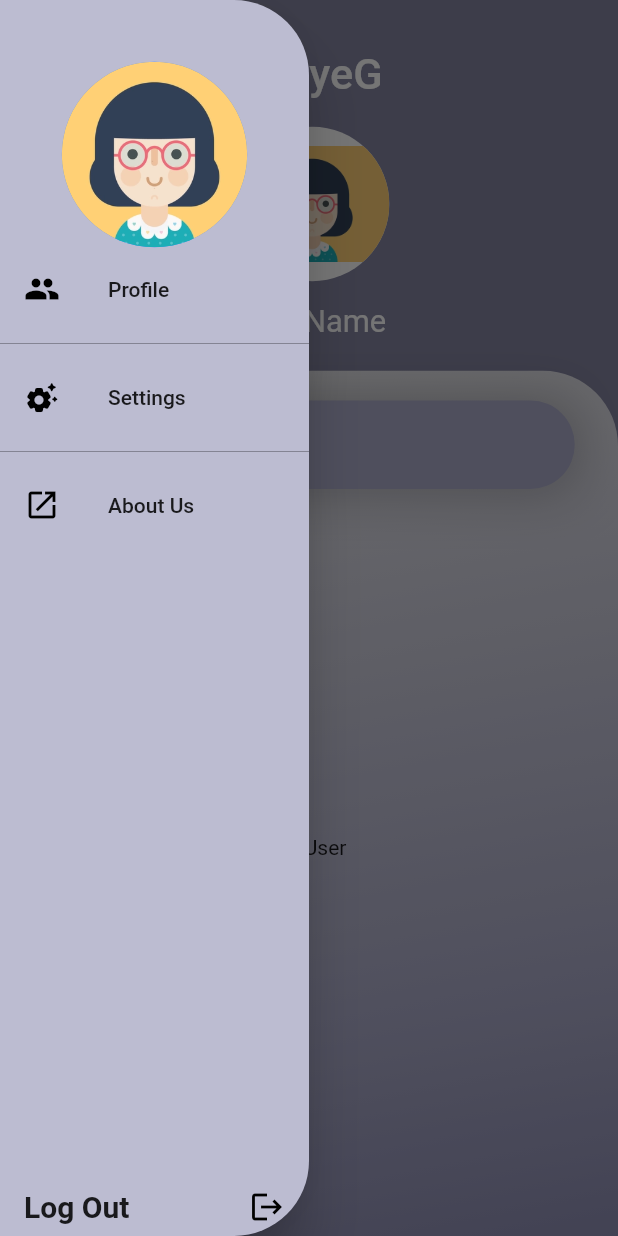
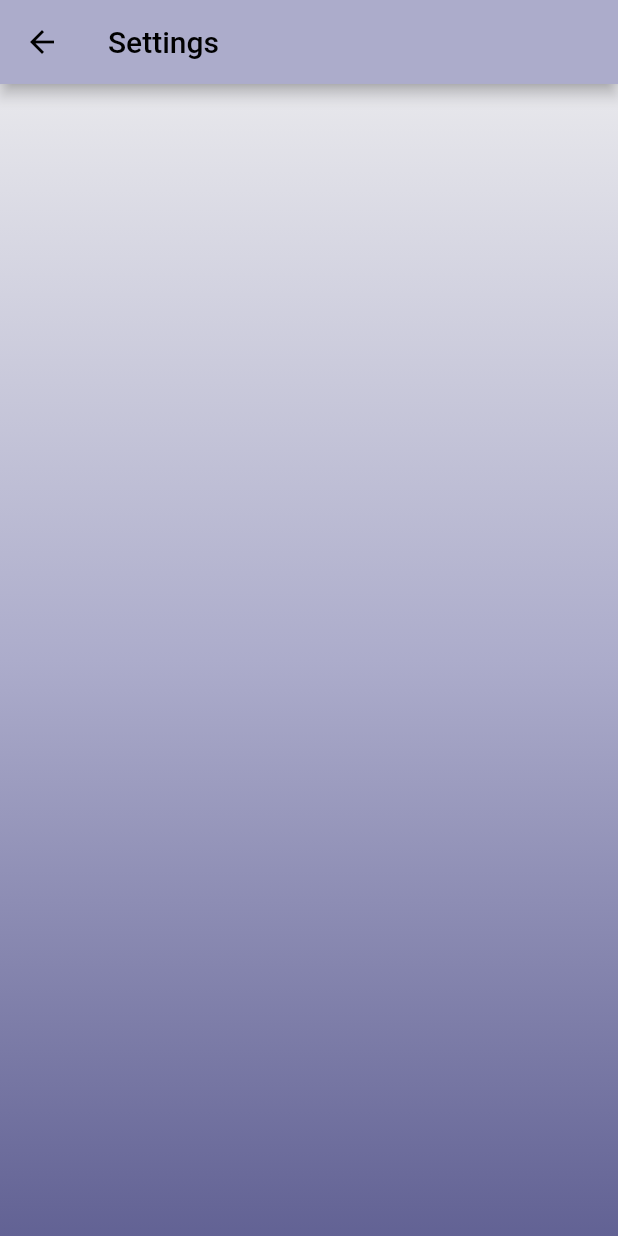
Before and after one commit to yukthi14/BoliyeG-1, a Flutter app: the screen it shows after launch, after a tap on the "menu" icon, after a tap on "Settings", on a phone screen of 412 x 824 dp. Run offline on Flutter 3.47's test engine with Material 2 defaults, Android fonts, the phone set to English and light mode, and no system bars; our stand-ins replace audioplayers, cached_network_image, firebase_core, firebase_database, firebase_messaging, flutter_native_image and 4 more; missing offline and left inert: encrypt; accounts and stored records are empty.

```diff
--- a/lib/constant/strings.dart
+++ b/lib/constant/strings.dart
@@ -11,8 +11,11 @@ class Strings {
   static const String privateMsg = 'PrivateMessage';
   static const String profile = 'Profile';
   static const String aboutUs = 'About Us';
+  static const String link = 'https://selfieera.com/#about';
+  static const String setPassword = 'Set Password';
   static const String logOut = 'Log Out';
   static const String setting = 'Settings';
+  static const String personalDetail = 'Personal Details';
   static const String timeStamp = 'TimeStamp';
   static const String content = 'content';
   static const String isSender = 'isSender';
--- a/lib/screens/chating_screen.dart
+++ b/lib/screens/chating_screen.dart
@@ -142,7 +142,10 @@ class _ChattingScreenState extends State<ChattingScreen>
                               duration: const Duration(milliseconds: 300),
                               alignment: Alignment.center,
                               type: PageTransitionType.rotate,
-                              child: const PrivateChat()));
+                              child: PrivateChat(
+                                msgToken: widget.msgToken,
+                                revMsgToken: widget.revMsgToken,
+                              )));
                     },
                     icon: Icon(
                       Icons.lock_outline_rounded,
--- a/lib/screens/homepage.dart
+++ b/lib/screens/homepage.dart
@@ -1,9 +1,11 @@
 import 'package:boliye_g/constant/color.dart';
 import 'package:boliye_g/dataBase/is_internet_connected.dart';
 import 'package:boliye_g/screens/profile_page.dart';
+import 'package:boliye_g/screens/setting_page.dart';
 import 'package:firebase_database/firebase_database.dart';
 import 'package:flutter/material.dart';
 import 'package:page_transition/page_transition.dart';
+import 'package:url_launcher/url_launcher.dart';
 
 import '../constant/sizer.dart';
 import '../constant/strings.dart';
@@ -22,6 +24,7 @@ class _HomePageState extends State<HomePage> {
   final ref = FirebaseDatabase.instance.ref('users');
   List userName = [];
   List userKey = [];
+
   @override
   void initState() {
     setState(() {
@@ -52,6 +55,23 @@ class _HomePageState extends State<HomePage> {
     });
     await Future.delayed(const Duration(milliseconds: 300));
   }
+
+  final Uri _url = Uri.parse(Strings.link);
+
+  Future<void> _launchUrl() async {
+    if (!await launchUrl(_url)) {
+      throw Exception('Could not launch $_url');
+    }
+  }
+
+  // _launcherUrl() async {
+  //   var url = Uri.parse(Strings.link);
+  //   if (await canLaunchUrl(url)) {
+  //     await launchUrl(url);
+  //   } else {
+  //     throw "NO url";
+  //   }
+  // }
 
   @override
   Widget build(BuildContext context) {
@@ -109,6 +129,12 @@ class _HomePageState extends State<HomePage> {
                 ),
                 title: const Text(Strings.setting),
                 onTap: () {
+                  Navigator.push(
+                      context,
+                      PageTransition(
+                          duration: const Duration(milliseconds: 300),
+                          type: PageTransitionType.rightToLeft,
+                          child: const SettingPage()));
                   // Navigator.pop(context);
                 },
               ),
@@ -122,7 +148,9 @@ class _HomePageState extends State<HomePage> {
                   color: Colors.black,
                 ),
                 title: const Text(Strings.aboutUs),
-                onTap: () async {},
+                onTap: () {
+                  _launchUrl();
+                },
               ),
               Padding(
                 padding: EdgeInsets.only(top: displayHeight(context) * 0.5),
--- /dev/null
+++ b/lib/screens/setting_page.dart
@@ -0,0 +1,34 @@
+import 'package:flutter/material.dart';
+
+import '../constant/color.dart';
+
+class SettingPage extends StatefulWidget {
+  const SettingPage({Key? key}) : super(key: key);
+
+  @override
+  State<SettingPage> createState() => _SettingPageState();
+}
+
+class _SettingPageState extends State<SettingPage> {
+  @override
+  Widget build(BuildContext context) {
+    return Scaffold(
+        appBar: AppBar(
+          backgroundColor: AppColors.appBarColor,
+          iconTheme: const IconThemeData(color: Colors.black),
+          title: const Text(
+            'Settings',
+            style: TextStyle(color: Colors.black),
+          ),
+        ),
+        body: Container(
+          decoration: const BoxDecoration(
+            gradient: LinearGradient(
+              colors: AppColors.backgroundColor,
+              begin: Alignment.topCenter,
+              end: Alignment.bottomCenter,
+            ),
+          ),
+        ));
+  }
+}
--- a/pubspec.yaml
+++ b/pubspec.yaml
@@ -48,6 +48,8 @@ dependencies:
   liquid_pull_to_refresh: ^3.0.1
   encrypt: ^5.0.1
   flutter_native_image: ^0.0.6+1
+  url_launcher: ^6.1.11
+  http: ^0.13.6
 
 dev_dependencies:
   flutter_test:
```
Also changed, not shown: lib/dataBase/firebase_mass.dart (+15 -3 lines), lib/screens/private_chat_screen.dart (+86 -5 lines), lib/screens/profile_page.dart (+10 -3 lines), pubspec.lock, 1 other file.
